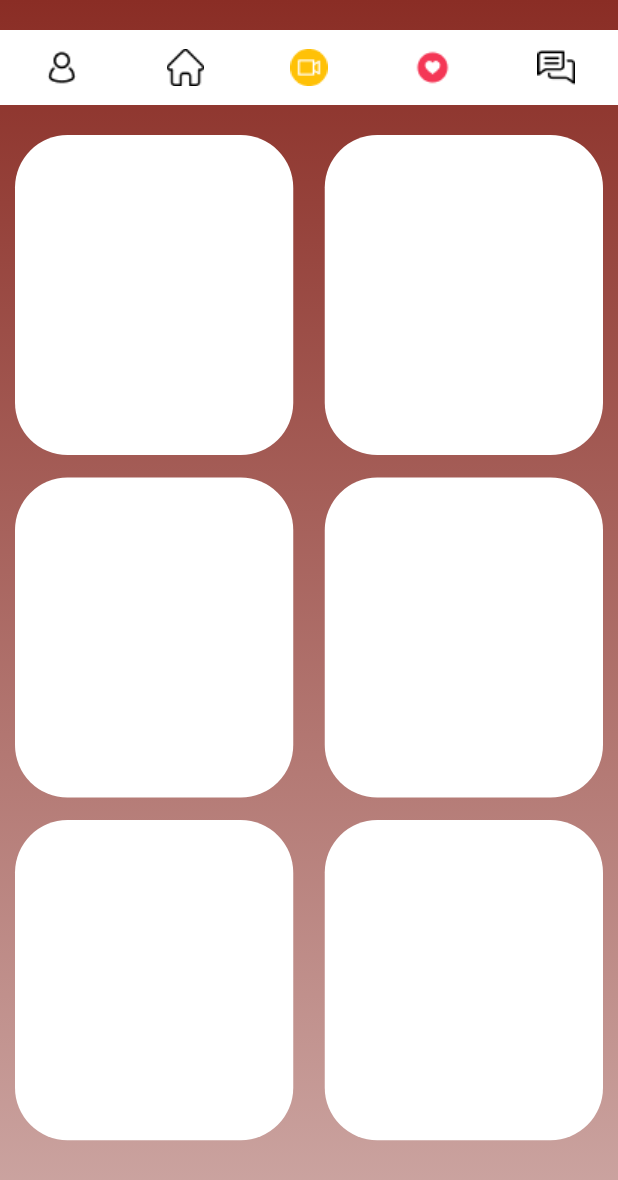
After one commit to MuhammadZaheer57886/Poly-Playground, a Flutter app: the LikedProfiles screen opened directly, on a phone screen of 412 x 824 dp. The commit adds this screen. Shown: the top 1180 px of the screen. Run offline on Flutter 3.47's test engine with Material 2 defaults, Android fonts, the phone set to English and light mode, and no system bars; our stand-ins replace cloud_firestore, connectivity_plus, email_validator, firebase_auth, firebase_core, firebase_storage and 4 more; missing offline and left inert: flutter_facebook_auth, flutter_stripe, twilio_flutter; accounts and stored records are empty.

Commit message:
Liked profile Screen

```diff
--- a/lib/ui/home/home_screen.dart
+++ b/lib/ui/home/home_screen.dart
@@ -7,6 +7,7 @@ import '../../common/store.dart';
 import '../../utils/constants/app_colors.dart';
 import '../../utils/firebase_utils.dart';
 import '../chat/chat_user_list.dart';
+import '../likes/liked_profiles.dart';
 
 class HomeScreen extends StatefulWidget {
   const HomeScreen({Key? key}) : super(key: key);
@@ -113,7 +114,10 @@ class _HomeScreenState extends State<HomeScreen> {
                         onPressed: () {},
                         icon: Image.asset("assets/video.png")),
                     IconButton(
-                        onPressed: () {}, icon: Image.asset("assets/love.png")),
+                        onPressed: () {
+                          screenPush(context, const LikedProfiles());
+
+                        }, icon: Image.asset("assets/love.png")),
                     IconButton(
                         onPressed: () {
                           screenPush(context, const ChatUserList());
--- /dev/null
+++ b/lib/ui/likes/liked_profiles.dart
@@ -0,0 +1,146 @@
+import 'package:cloud_firestore/cloud_firestore.dart';
+import 'package:flutter/material.dart';
+import 'package:poly_playground/common/nav_function.dart';
+import 'package:poly_playground/ui/home/home_screen.dart';
+import 'package:poly_playground/ui/home/profile_screen/profile_screen.dart';
+import '../../common/store.dart';
+import '../../model/user_model.dart';
+import '../../utils/constants/app_colors.dart';
+import '../chat/chat_user_list.dart';
+
+class LikedProfiles extends StatefulWidget {
+  const LikedProfiles({Key? key}) : super(key: key);
+
+  @override
+  State<LikedProfiles> createState() => _LikedProfilesState();
+}
+
+class _LikedProfilesState extends State<LikedProfiles> {
+  bool isLoading = true;
+
+  @override
+  void initState() async {
+    super.initState();
+    await getLikedProfiles();
+    setState(() {
+      isLoading = false;
+    });
+  }
+
+  @override
+  Widget build(BuildContext context) {
+    final Size size = MediaQuery
+        .of(context)
+        .size;
+    if (isLoading) {
+      return const Scaffold(
+        body: Center(
+          child: CircularProgressIndicator(),
+        ),
+      );
+    }
+    return Scaffold(
+      body: Container(
+        width: size.width,
+        height: size.height,
+        decoration: BoxDecoration(
+            gradient: LinearGradient(
+                begin: Alignment.topCenter,
+                end: Alignment.bottomCenter,
+                colors: [
+                  AppColors.i.darkBrownColor,
+                  AppColors.i.darkBrownColor.withOpacity(0.4),
+                ])),
+        child: SafeArea(
+          child: Column(
+            children: [
+              const SizedBox(
+                height: 20,
+              ),
+              Container(
+                height: 50,
+                width: size.width,
+                color: Colors.white,
+                child: Row(
+                  mainAxisAlignment: MainAxisAlignment.spaceAround,
+                  children: [
+                    IconButton(
+                        onPressed: () {
+                          screenPush(context, const ProfileScreen());
+                        },
+                        icon: Image.asset("assets/profile.png")),
+                    IconButton(
+                        onPressed: () {
+                          screenPush(context, const HomeScreen());
+
+                        }, icon: Image.asset("assets/home.png")),
+                    IconButton(
+                        onPressed: () {},
+                        icon: Image.asset("assets/video.png")),
+                    IconButton(
+                        onPressed: () {}, icon: Image.asset("assets/love.png")),
+                    IconButton(
+                        onPressed: () {
+                          screenPush(context, const ChatUserList());
+                        },
+                        icon: Image.asset("assets/chat.png")),
+                  ],
+                ),
+              ),
+              const SizedBox(
+                height: 15,
+              ),
+              Expanded(
+                child: Stack(
+                  children: [
+                    GridView.builder(
+                      itemCount: 6,
+                      gridDelegate: const SliverGridDelegateWithFixedCrossAxisCount(
+                          crossAxisCount: 2,
+                          mainAxisSpacing: 5.0,
+                          crossAxisSpacing: 1.0,
+                          childAspectRatio: 0.92),
+                      itemBuilder: (context, index) {
+                        return Container(
+                          margin: const EdgeInsets.symmetric(
+                              horizontal: 10, vertical: 5),
+                          width: size.width * 0.5,
+                          decoration: BoxDecoration(
+                              color: Colors.white,
+                              borderRadius: BorderRadius.circular(35),
+                              // image: DecorationImage(
+                              //     image: AssetImage(
+                              //         "assets/temp/${index + 1}.png"),
+                              //     fit: BoxFit.fill)
+                            ),
+                        );
+                      },
+                    ),
+                  ],
+                ),
+              )
+            ],
+          ),
+        ),
+      ),
+    );
+  }
+
+  Future<List<UserDataModel>> getLikedProfiles() async {
+    final List<UserDataModel> likedProfiles = [];
+    final List<String> likedProfileIds = [];
+    QuerySnapshot docs = await FirebaseFirestore.instance.collection("users")
+        .doc(Store().uid).collection("chats")
+        .get();
+    print(docs.docs.length);
+
+    return [];
+  }
+
+  void getLiked = () async {
+    // await getLikedProfiles();
+    // setState(() {
+    //   isLoading = false;
+    // });
+  };
+}
```
